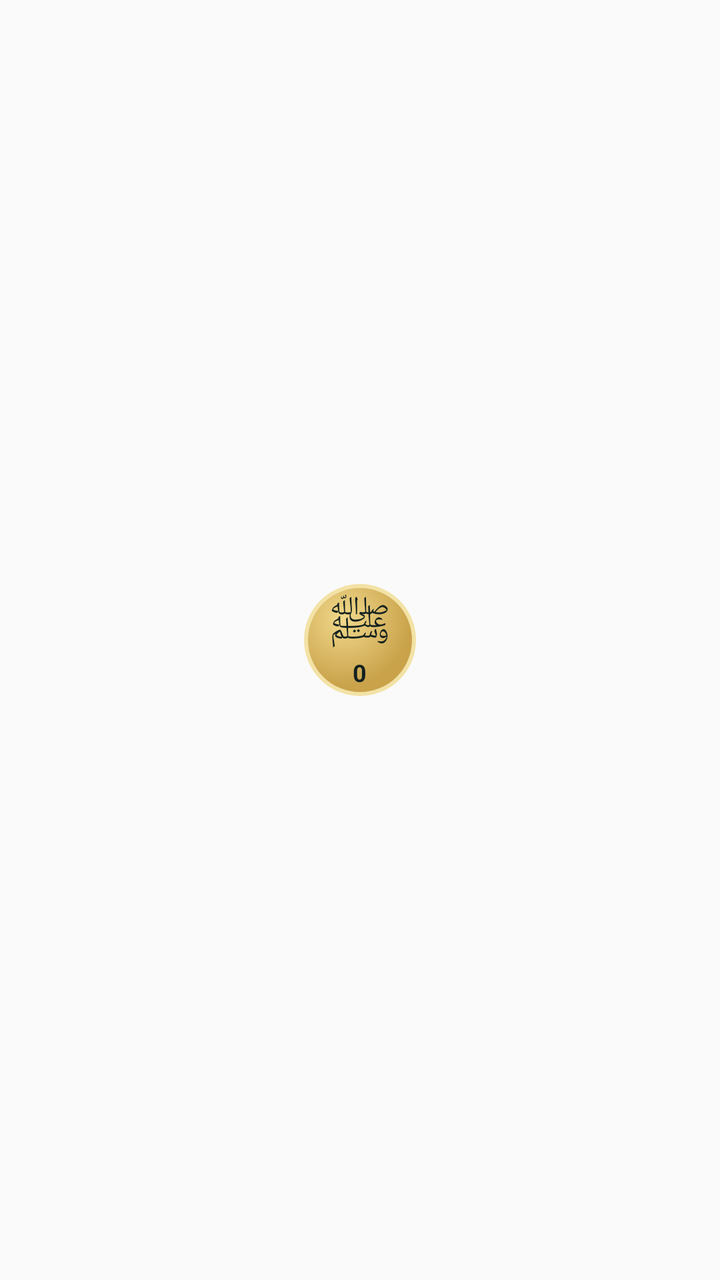
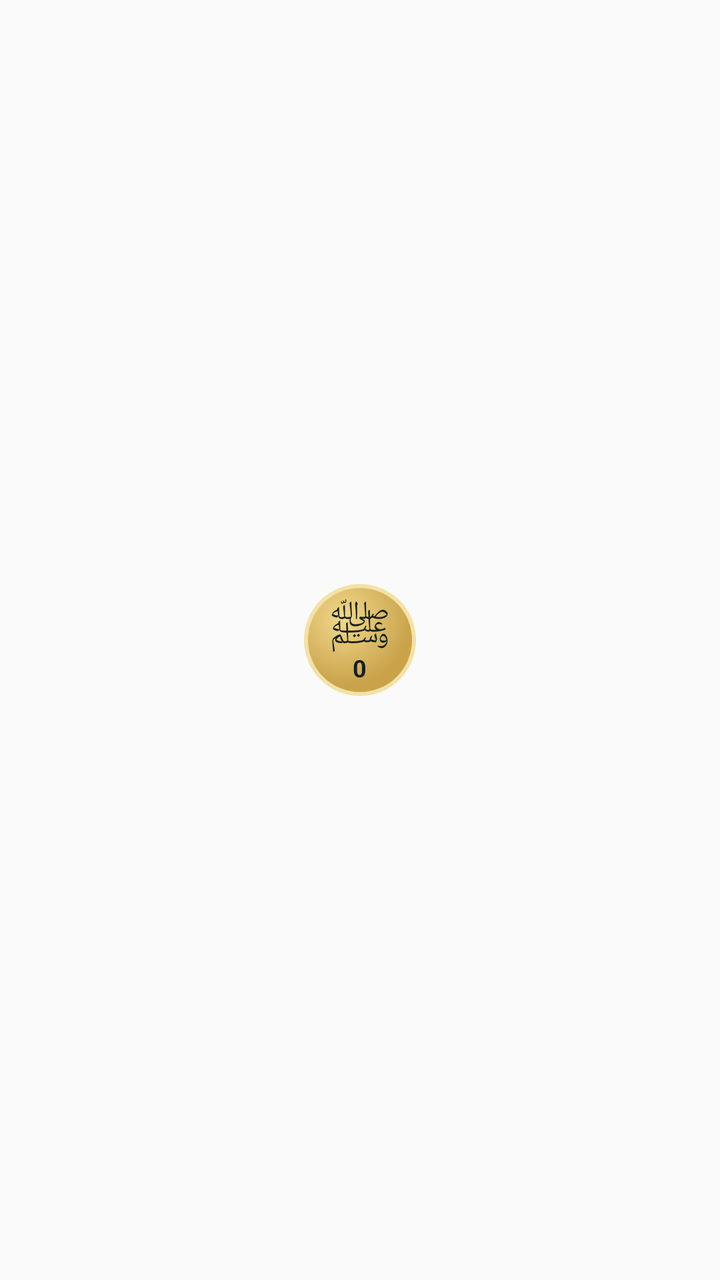

Compare the two renders of this Android layout. The source of the first and the diff that turns it into the second are given below.
<!-- AndroidManifest.xml: application theme AppTheme -->
<!-- res/layout/widget_coin.xml -->
<?xml version="1.0" encoding="utf-8"?>
<FrameLayout xmlns:android="http://schemas.android.com/apk/res/android"
    android:layout_width="match_parent"
    android:layout_height="match_parent">

    <FrameLayout
        android:id="@+id/wpray"
        android:layout_width="64dp"
        android:layout_height="64dp"
        android:layout_gravity="center">

        <ImageView
            android:id="@+id/wglow"
            android:layout_width="match_parent"
            android:layout_height="match_parent"
            android:src="@drawable/widget_glow"
            android:visibility="gone" />

        <ImageView
            android:layout_width="56dp"
            android:layout_height="56dp"
            android:layout_gravity="center"
            android:src="@drawable/widget_pray" />

        <LinearLayout
            android:layout_width="match_parent"
            android:layout_height="match_parent"
            android:gravity="center"
            android:orientation="vertical">

            <TextView
                android:layout_width="wrap_content"
                android:layout_height="wrap_content"
                android:includeFontPadding="false"
                android:text="ﷺ"
                android:textColor="#14211F"
                android:textSize="25sp" />

            <TextView
                android:id="@+id/wcount"
                android:layout_width="wrap_content"
                android:layout_height="wrap_content"
                android:includeFontPadding="false"
                android:text="0"
                android:textColor="#14211F"
                android:textSize="12sp"
                android:textStyle="bold" />
        </LinearLayout>
    </FrameLayout>
</FrameLayout>
<!-- resources referenced by this layout -->
<resources>
  <!-- drawable widget_glow (drawable) -->
  <?xml version="1.0" encoding="utf-8"?>
  <shape xmlns:android="http://schemas.android.com/apk/res/android" android:shape="oval">
      <solid android:color="#B3FFFDF4" />
      <stroke android:width="3dp" android:color="#FFFFFFFF" />
  </shape>
  <!-- drawable widget_pray (drawable) -->
  <?xml version="1.0" encoding="utf-8"?>
  <shape xmlns:android="http://schemas.android.com/apk/res/android" android:shape="oval">
      <gradient android:type="radial" android:gradientRadius="34dp" android:centerX="0.35" android:centerY="0.3"
          android:startColor="#F1D98C" android:endColor="#C9A24A" />
      <stroke android:width="2dp" android:color="#F3E2A6" />
  </shape>
  <style name="AppTheme" parent="Theme.AppCompat.Light.DarkActionBar">
          
          <item name="colorPrimary">@color/colorPrimary</item>
          <item name="colorPrimaryDark">@color/colorPrimaryDark</item>
          <item name="colorAccent">@color/colorAccent</item>
      </style>
</resources>

<!-- the commit's change to res/layout/widget_coin.xml (unified diff, before → after) -->
@@ -1,5 +1,6 @@
 <?xml version="1.0" encoding="utf-8"?>
 <FrameLayout xmlns:android="http://schemas.android.com/apk/res/android"
+    android:id="@+id/wroot"
     android:layout_width="match_parent"
     android:layout_height="match_parent">
 
@@ -8,13 +9,6 @@
         android:layout_width="64dp"
         android:layout_height="64dp"
         android:layout_gravity="center">
-
-        <ImageView
-            android:id="@+id/wglow"
-            android:layout_width="match_parent"
-            android:layout_height="match_parent"
-            android:src="@drawable/widget_glow"
-            android:visibility="gone" />
 
         <ImageView
             android:layout_width="56dp"
@@ -38,6 +32,7 @@
 
             <TextView
                 android:id="@+id/wcount"
+                android:layout_marginTop="-5dp"
                 android:layout_width="wrap_content"
                 android:layout_height="wrap_content"
                 android:includeFontPadding="false"
<!-- resource entries referenced after the edit -->
@@ -1,11 +1,5 @@
 <!-- resources referenced by this layout -->
 <resources>
-  <!-- drawable widget_glow (drawable) -->
-  <?xml version="1.0" encoding="utf-8"?>
-  <shape xmlns:android="http://schemas.android.com/apk/res/android" android:shape="oval">
-      <solid android:color="#B3FFFDF4" />
-      <stroke android:width="3dp" android:color="#FFFFFFFF" />
-  </shape>
   <!-- drawable widget_pray (drawable) -->
   <?xml version="1.0" encoding="utf-8"?>
   <shape xmlns:android="http://schemas.android.com/apk/res/android" android:shape="oval">
